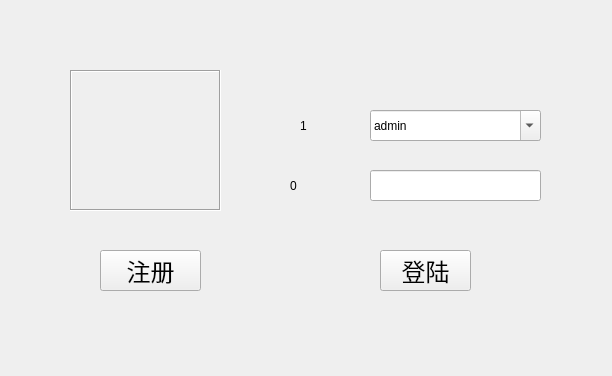
Before: the Qt Designer form Restaurant/logindialog.ui in PG98/2017SepQt, drawn with Qt 5.
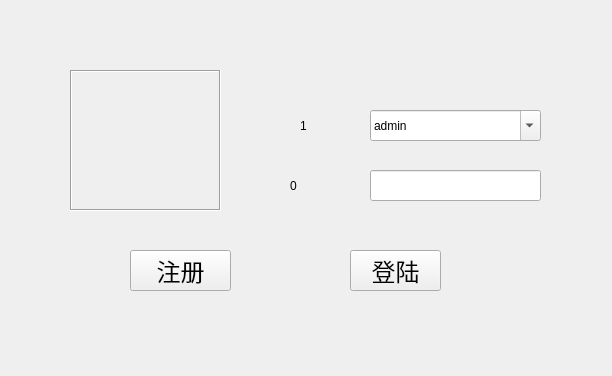
After: the same form once the commit is applied. Icons and pictures are not drawn.

The edit to the form file:
```diff
--- a/Restaurant/logindialog.ui
+++ b/Restaurant/logindialog.ui
@@ -41,7 +41,7 @@
   <widget class="QPushButton" name="regBtn">
    <property name="geometry">
     <rect>
-     <x>100</x>
+     <x>130</x>
      <y>250</y>
      <width>101</width>
      <height>41</height>
@@ -69,7 +69,7 @@
   <widget class="QPushButton" name="loginBtn">
    <property name="geometry">
     <rect>
-     <x>380</x>
+     <x>350</x>
      <y>250</y>
      <width>91</width>
      <height>41</height>
```
Left out of the diff: 2 changed lines with no effect on the pictures.
